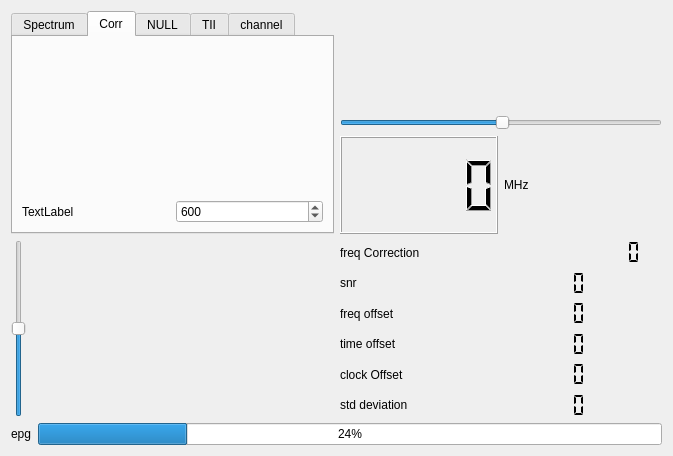
First picture: the form in qt-dab-s6/forms-v6/new-display/scopewidget.ui, repository JvanKatwijk/qt-dab, before the edit.
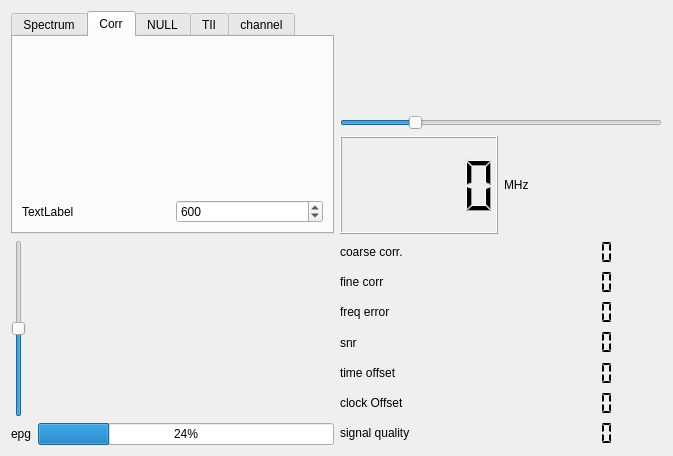
Second picture: the form after the edit. Custom widgets are drawn as their Qt base class.

Diff of the .ui file:
```diff
--- a/qt-dab-s6/forms-v6/new-display/scopewidget.ui
+++ b/qt-dab-s6/forms-v6/new-display/scopewidget.ui
@@ -13,8 +13,6 @@
   <property name="windowTitle">
    <string>spectrumscope</string>
   </property>
-  <layout class="QVBoxLayout" name="verticalLayout_4">
-   <item>
     <layout class="QGridLayout" name="gridLayout_2">
      <item row="0" column="0">
       <widget class="QTabWidget" name="tabWidget">
@@ -198,7 +196,7 @@
           <string>&lt;html&gt;&lt;head/&gt;&lt;body&gt;&lt;p&gt;Zoom in/out&lt;/p&gt;&lt;/body&gt;&lt;/html&gt;</string>
          </property>
          <property name="value">
-          <number>50</number>
+        <number>22</number>
          </property>
          <property name="orientation">
           <enum>Qt::Horizontal</enum>
@@ -226,6 +224,8 @@
       </layout>
      </item>
      <item row="1" column="0">
+    <layout class="QVBoxLayout" name="verticalLayout_4">
+     <item>
       <layout class="QHBoxLayout" name="horizontalLayout_4">
        <item>
         <widget class="QSlider" name="waterfallSlider">
@@ -255,9 +255,76 @@
        </item>
       </layout>
      </item>
+     <item>
+      <layout class="QHBoxLayout" name="horizontalLayout_6">
+       <item>
+        <widget class="QLabel" name="EPGLabel">
+         <property name="text">
+          <string>epg</string>
+         </property>
+        </widget>
+       </item>
+       <item>
+        <widget class="QProgressBar" name="ficError_display">
+         <property name="toolTip">
+          <string>&lt;html&gt;&lt;head/&gt;&lt;body&gt;&lt;p&gt;The FIC quality, The FIC data contains structural information on the payload. Usually if the quality is less than 100 percent, decoding the payload will not succeed.&lt;/p&gt;&lt;/body&gt;&lt;/html&gt;</string>
+         </property>
+         <property name="value">
+          <number>24</number>
+         </property>
+        </widget>
+       </item>
+      </layout>
+     </item>
+    </layout>
+   </item>
      <item row="1" column="1">
       <layout class="QGridLayout" name="gridLayout">
-       <item row="2" column="1" colspan="2">
+     <item row="0" column="0">
+      <widget class="QLabel" name="label_6">
+       <property name="text">
+        <string>coarse corr.</string>
+       </property>
+      </widget>
+     </item>
+     <item row="0" column="1">
+      <widget class="QLCDNumber" name="coarse_correctorDisplay">
+       <property name="toolTip">
+        <string>&lt;html&gt;&lt;head/&gt;&lt;body&gt;&lt;p&gt;Frequency correction, The software computed an estimate of the frequency offset by lokking at phasedifferences in the samples in the time domain. Based on the difference found a correction factor is applied to the input stream.&lt;/p&gt;&lt;/body&gt;&lt;/html&gt;</string>
+       </property>
+       <property name="frameShape">
+        <enum>QFrame::NoFrame</enum>
+       </property>
+       <property name="segmentStyle">
+        <enum>QLCDNumber::Flat</enum>
+       </property>
+      </widget>
+     </item>
+     <item row="1" column="0">
+      <widget class="QLabel" name="label_8">
+       <property name="text">
+        <string>fine corr</string>
+       </property>
+      </widget>
+     </item>
+     <item row="1" column="1">
+      <widget class="QLCDNumber" name="fine_correctorDisplay">
+       <property name="frameShape">
+        <enum>QFrame::NoFrame</enum>
+       </property>
+       <property name="segmentStyle">
+        <enum>QLCDNumber::Flat</enum>
+       </property>
+      </widget>
+     </item>
+     <item row="2" column="0">
+      <widget class="QLabel" name="label">
+       <property name="text">
+        <string>freq error</string>
+       </property>
+      </widget>
+     </item>
+     <item row="2" column="1">
         <widget class="QLCDNumber" name="frequencyOffsetDisplay">
          <property name="font">
           <font>
@@ -277,14 +344,40 @@
         </widget>
        </item>
        <item row="3" column="0">
+      <widget class="QLabel" name="label_5">
+       <property name="text">
+        <string>snr </string>
+       </property>
+      </widget>
+     </item>
+     <item row="3" column="1">
+      <widget class="QLCDNumber" name="snrDisplay">
+       <property name="toolTip">
+        <string>&lt;html&gt;&lt;head/&gt;&lt;body&gt;&lt;p&gt;SNR, i.e. Signal Noise ratio, compoted from the difference in signal strength between the datablocks and the nullperiod.&lt;/p&gt;&lt;/body&gt;&lt;/html&gt;</string>
+       </property>
+       <property name="frameShape">
+        <enum>QFrame::NoFrame</enum>
+       </property>
+       <property name="segmentStyle">
+        <enum>QLCDNumber::Flat</enum>
+       </property>
+      </widget>
+     </item>
+     <item row="4" column="0">
         <widget class="QLabel" name="label_2">
          <property name="text">
           <string>time offset</string>
          </property>
         </widget>
        </item>
-       <item row="0" column="2">
-        <widget class="QLCDNumber" name="correctorDisplay">
+     <item row="4" column="1">
+      <widget class="QLCDNumber" name="timeOffsetDisplay">
+       <property name="font">
+        <font>
+         <weight>75</weight>
+         <bold>true</bold>
+        </font>
+       </property>
          <property name="toolTip">
           <string>&lt;html&gt;&lt;head/&gt;&lt;body&gt;&lt;p&gt;Frequency correction, The software computed an estimate of the frequency offset by lokking at phasedifferences in the samples in the time domain. Based on the difference found a correction factor is applied to the input stream.&lt;/p&gt;&lt;/body&gt;&lt;/html&gt;</string>
          </property>
@@ -296,41 +389,14 @@
          </property>
         </widget>
        </item>
-       <item row="2" column="0">
-        <widget class="QLabel" name="label">
-         <property name="text">
-          <string>freq offset</string>
-         </property>
-        </widget>
-       </item>
-       <item row="4" column="0">
+     <item row="5" column="0">
         <widget class="QLabel" name="label_3">
          <property name="text">
           <string>clock Offset</string>
          </property>
         </widget>
        </item>
-       <item row="1" column="1" colspan="2">
-        <widget class="QLCDNumber" name="snrDisplay">
-         <property name="toolTip">
-          <string>&lt;html&gt;&lt;head/&gt;&lt;body&gt;&lt;p&gt;SNR, i.e. Signal Noise ratio, compoted from the difference in signal strength between the datablocks and the nullperiod.&lt;/p&gt;&lt;/body&gt;&lt;/html&gt;</string>
-         </property>
-         <property name="frameShape">
-          <enum>QFrame::NoFrame</enum>
-         </property>
-         <property name="segmentStyle">
-          <enum>QLCDNumber::Flat</enum>
-         </property>
-        </widget>
-       </item>
-       <item row="1" column="0">
-        <widget class="QLabel" name="label_5">
-         <property name="text">
-          <string>snr </string>
-         </property>
-        </widget>
-       </item>
-       <item row="4" column="1" colspan="2">
+     <item row="5" column="1">
         <widget class="QLCDNumber" name="clockError">
          <property name="font">
           <font>
@@ -349,21 +415,14 @@
          </property>
         </widget>
        </item>
-       <item row="0" column="0" colspan="2">
-        <widget class="QLabel" name="label_6">
-         <property name="text">
-          <string>freq Correction</string>
-         </property>
-        </widget>
-       </item>
-       <item row="5" column="0">
+     <item row="6" column="0">
         <widget class="QLabel" name="label_4">
          <property name="text">
-          <string>std deviation</string>
+        <string>signal quality</string>
          </property>
         </widget>
        </item>
-       <item row="5" column="1" colspan="2">
+     <item row="6" column="1">
         <widget class="QLCDNumber" name="quality_display">
          <property name="font">
           <font>
@@ -379,48 +438,6 @@
          </property>
          <property name="segmentStyle">
           <enum>QLCDNumber::Flat</enum>
-         </property>
-        </widget>
-       </item>
-       <item row="3" column="1" colspan="2">
-        <widget class="QLCDNumber" name="timeOffsetDisplay">
-         <property name="font">
-          <font>
-           <weight>75</weight>
-           <bold>true</bold>
-          </font>
-         </property>
-         <property name="toolTip">
-          <string>&lt;html&gt;&lt;head/&gt;&lt;body&gt;&lt;p&gt;Sample clock offset. &lt;/p&gt;&lt;/body&gt;&lt;/html&gt;</string>
-         </property>
-         <property name="frameShape">
-          <enum>QFrame::NoFrame</enum>
-         </property>
-         <property name="segmentStyle">
-          <enum>QLCDNumber::Flat</enum>
-         </property>
-        </widget>
-       </item>
-      </layout>
-     </item>
-    </layout>
-   </item>
-   <item>
-    <layout class="QHBoxLayout" name="horizontalLayout_6">
-     <item>
-      <widget class="QLabel" name="EPGLabel">
-       <property name="text">
-        <string>epg</string>
-       </property>
-      </widget>
-     </item>
-     <item>
-      <widget class="QProgressBar" name="ficError_display">
-       <property name="toolTip">
-        <string>&lt;html&gt;&lt;head/&gt;&lt;body&gt;&lt;p&gt;The FIC quality, The FIC data contains structural information on the payload. Usually if the quality is less than 100 percent, decoding the payload will not succeed.&lt;/p&gt;&lt;/body&gt;&lt;/html&gt;</string>
-       </property>
-       <property name="value">
-        <number>24</number>
        </property>
       </widget>
      </item>
```
Left out of the diff: 2 changed lines with no effect on the pictures. Lines whose indentation alone changed are shown as unchanged.
